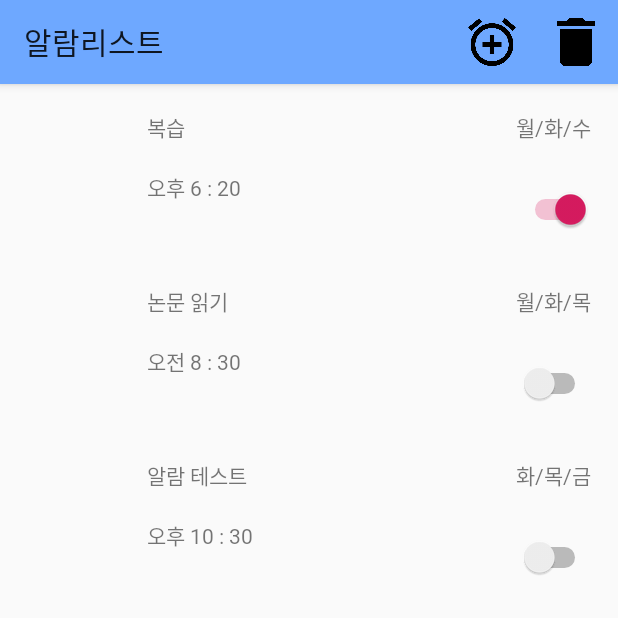
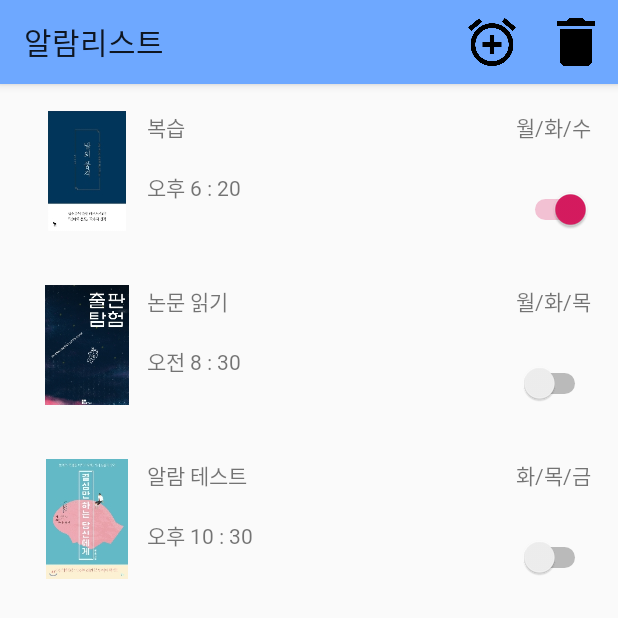
Before and after one commit to ajou-jipjung/plaemo, an Android app: the screen it shows after launch (PlaemoAlarmListActivity), after a tap on "alarm", on a phone screen of 412 x 824 dp. Shown: the top 618 px of the screen. Run offline under Robolectric (Android 15) with nearby library versions, the phone set to English and light mode, and no system bars.

Commit message:
커스텀 알람 생성 누르면 폴더 리스트로 이동 이미지 리사이징해서 더 빠르게 변경

```diff
--- a/app/src/main/AndroidManifest.xml
+++ b/app/src/main/AndroidManifest.xml
@@ -8,6 +8,7 @@
     <uses-permission android:name="android.permission.READ_EXTERNAL_STORAGE" />
     <uses-permission android:name="android.permission.WRITE_EXTERNAL_STORAGE" />
     <uses-permission android:name="android.permission.SYSTEM_ALERT_WINDOW"/>
+    <uses-permission android:name="android.permission.FOREGROUND_SERVICE" />
 
     <application
         android:allowBackup="true"
--- a/app/src/main/java/com/po771/plaemo/PlaemoAlarmList_Adapter.java
+++ b/app/src/main/java/com/po771/plaemo/PlaemoAlarmList_Adapter.java
@@ -79,8 +79,8 @@ public class PlaemoAlarmList_Adapter extends RecyclerView.Adapter<PlaemoAlarmLis
 
 
 
-//        Bitmap bitmap = loadImageFromInternalStorage(item_alarm.getBook_id());
-//        holder.imageView.setImageBitmap(bitmap);
+        Bitmap bitmap = loadImageFromInternalStorage(item_alarm.getBook_id());
+        holder.imageView.setImageBitmap(bitmap);
         holder.alarm_name.setText(item_alarm.getAlarm_name());
         holder.alarm_time.setText(alarm_time);
         holder.alarm_day.setText(item_alarm.getDaysoftheweek());
--- a/app/src/main/java/com/po771/plaemo/SplashActivity.java
+++ b/app/src/main/java/com/po771/plaemo/SplashActivity.java
@@ -9,6 +9,7 @@ import android.content.pm.PackageManager;
 import android.graphics.Bitmap;
 import android.graphics.BitmapFactory;
 import android.os.Bundle;
+import android.util.DisplayMetrics;
 import android.widget.Toast;
 
 import androidx.annotation.NonNull;
@@ -202,18 +203,25 @@ public class SplashActivity extends AppCompatActivity {
         dataManager.setFolderList(baseHelper.getAllFolder());
     }
 
-    private String saveToInternalStorage(Bitmap bitmapImage,String fileName){
+    private String saveToInternalStorage(Bitmap bitmapImage,String fileName) {
+        DisplayMetrics displaymetrics = new DisplayMetrics();
+        getWindowManager().getDefaultDisplay().getMetrics(displaymetrics);
+        int layoutwidth = displaymetrics.widthPixels / 3;
+
+        Bitmap resized = resizeBitmapImage(bitmapImage,layoutwidth);
+
+
         ContextWrapper cw = new ContextWrapper(getApplicationContext());
         // path to /data/data/yourapp/app_data/imageDir
         File directory = cw.getDir("imageDir", Context.MODE_PRIVATE);
         // Create imageDir
-        File mypath=new File(directory,fileName+".jpg");
+        File mypath = new File(directory, fileName + ".jpg");
 
         FileOutputStream fos = null;
         try {
             fos = new FileOutputStream(mypath);
             // Use the compress method on the BitMap object to write image to the OutputStream
-            bitmapImage.compress(Bitmap.CompressFormat.JPEG, 0, fos);
+            resized.compress(Bitmap.CompressFormat.JPEG, 100, fos);
         } catch (Exception e) {
             e.printStackTrace();
         } finally {
@@ -225,4 +233,34 @@ public class SplashActivity extends AppCompatActivity {
         }
         return directory.getAbsolutePath();
     }
+
+    public Bitmap resizeBitmapImage(Bitmap source, int maxResolution)
+    {
+        int width = source.getWidth();
+        int height = source.getHeight();
+        int newWidth = width;
+        int newHeight = height;
+        float rate = 0.0f;
+
+        if(width > height)
+        {
+            if(maxResolution < width)
+            {
+                rate = maxResolution / (float) width;
+                newHeight = (int) (height * rate);
+                newWidth = maxResolution;
+            }
+        }
+        else
+        {
+            if(maxResolution < height)
+            {
+                rate = maxResolution / (float) height;
+                newWidth = (int) (width * rate);
+                newHeight = maxResolution;
+            }
+        }
+
+        return Bitmap.createScaledBitmap(source, newWidth, newHeight, true);
+    }
 }
```
Also changed, not shown: app/src/main/java/com/po771/plaemo/AddDocActivity.java (+41 -2 lines), app/src/main/java/com/po771/plaemo/AlarmService.java (+46 -75 lines), app/src/main/res/layout/alarm_popup.xml (+21 -2 lines), app/src/main/res/layout/notification_foreground.xml (added, +36 -0 lines).
